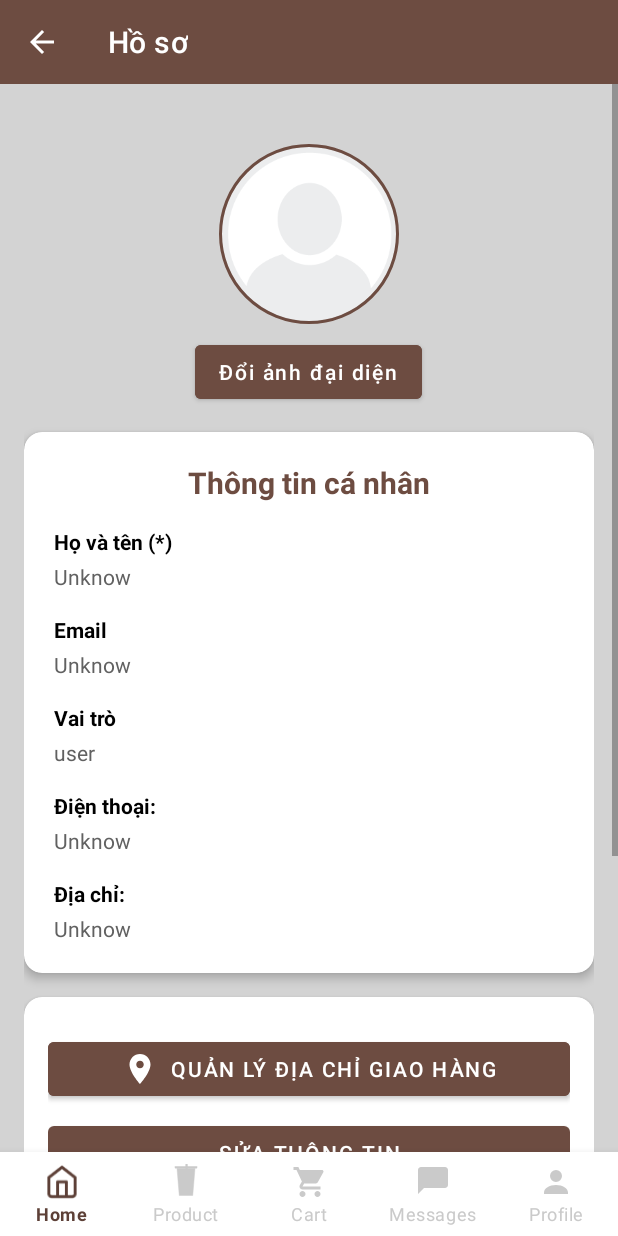
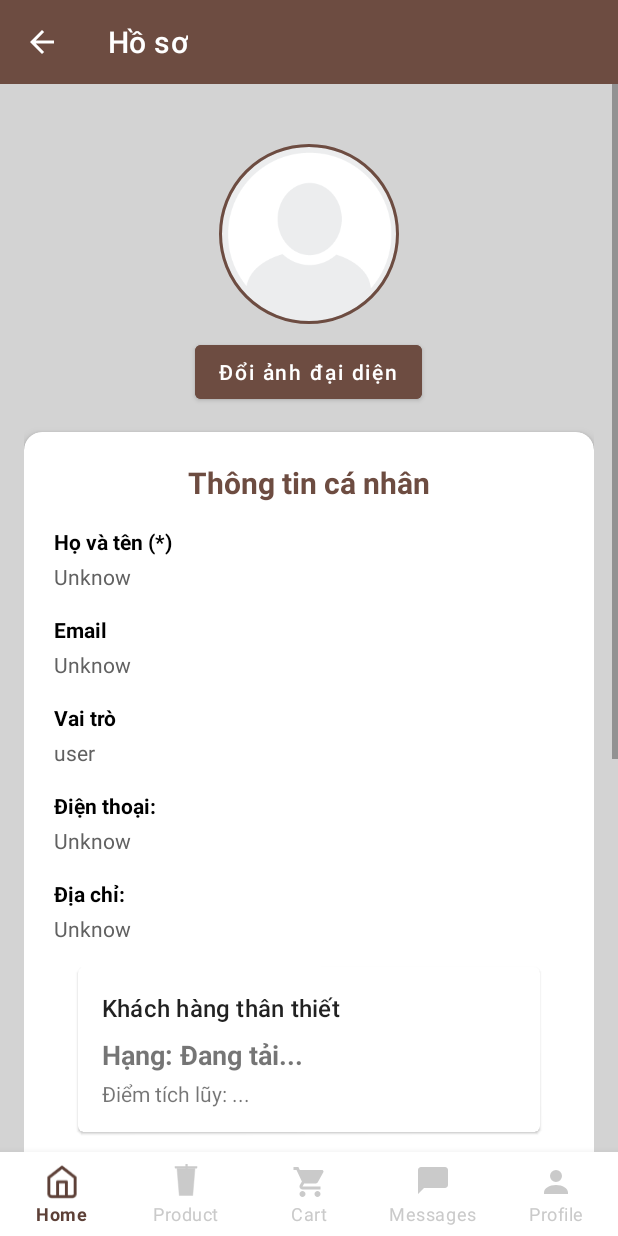
Before and after one commit to TurtleBP/Android, an Android app: the fragment ProfileFragment placed in its activity, on a phone screen of 412 x 824 dp. Run offline under Robolectric (Android 15) with nearby library versions, the phone set to English and light mode, and no system bars; our stand-ins replace CircleImageView, Firebase (no records; nobody signed in at launch, a user with empty details on screens opened directly); pictures from the network do not load.

Commit message:
add loyalty tier

```diff
--- a/app/src/main/java/com/pro/milkteaapp/fragment/ProfileFragment.java
+++ b/app/src/main/java/com/pro/milkteaapp/fragment/ProfileFragment.java
@@ -6,6 +6,7 @@ import android.text.TextUtils;
 import android.view.LayoutInflater;
 import android.view.View;
 import android.view.ViewGroup;
+import android.widget.TextView;
 import android.widget.Toast;
 
 import androidx.annotation.NonNull;
@@ -25,6 +26,7 @@ import com.pro.milkteaapp.activity.LoginActivity;
 import com.pro.milkteaapp.activity.OrderHistoryActivity;
 import com.pro.milkteaapp.activity.admin.AdminMainActivity;
 import com.pro.milkteaapp.databinding.ActivityProfileBinding;
+import com.pro.milkteaapp.models.User;
 import com.pro.milkteaapp.utils.ImageLoader;
 
 public class ProfileFragment extends Fragment {
@@ -34,6 +36,9 @@ public class ProfileFragment extends Fragment {
     private FirebaseFirestore db;
     private SessionManager session;
     private ListenerRegistration profileListener;
+
+    private TextView textViewLoyaltyTier;
+    private TextView textViewLoyaltyPoints;
 
     @Nullable
     @Override
@@ -90,6 +95,8 @@ public class ProfileFragment extends Fragment {
 
         startProfileRealtime();
 
+        loadUserProfile();
+
         return binding.getRoot();
     }
 
@@ -113,6 +120,8 @@ public class ProfileFragment extends Fragment {
                     bindProfile(snap);
                 });
     }
+
+
 
     private void stopProfileRealtime() {
         if (profileListener != null) {
@@ -168,6 +177,32 @@ public class ProfileFragment extends Fragment {
         return uid;
     }
 
+    private void loadUserProfile() {
+        db.collection("users").document(auth.getUid()).get()
+                .addOnSuccessListener(documentSnapshot -> {
+                    if (documentSnapshot.exists()) {
+                        User currentUser = documentSnapshot.toObject(User.class);
+
+                        if (currentUser != null) {
+                            String tier = currentUser.getLoyaltyTier();
+                            long points = currentUser.getLoyaltyPoints();
+
+                            if (tier == null || tier.isEmpty()) {
+                                tier = "Bronze"; // Mặc định nếu dữ liệu cũ chưa có
+                            }
+
+                            if (textViewLoyaltyTier != null) {
+                                textViewLoyaltyTier.setText("Hạng: " + tier);
+                            }
+                            if (textViewLoyaltyPoints != null) {
+                                textViewLoyaltyPoints.setText("Điểm tích lũy: " + points);
+                            }
+                        }
+                    }
+                });
+    }
+
+
     private void showLoading(boolean show) {
         if (binding == null) return;
         binding.progressBar.setVisibility(show ? View.VISIBLE : View.GONE);
@@ -182,6 +217,8 @@ public class ProfileFragment extends Fragment {
         getActivity().finish();
     }
 
+
+
     @Override
     public void onDestroyView() {
         stopProfileRealtime();
--- a/app/src/main/res/layout/activity_profile.xml
+++ b/app/src/main/res/layout/activity_profile.xml
@@ -172,6 +172,42 @@
                         android:textColor="@color/gray_700"
                         android:text="@string/unknown"/>
 
+                    <!-- add -->
+                    <com.google.android.material.card.MaterialCardView
+                        android:layout_width="match_parent"
+                        android:layout_height="wrap_content"
+                        android:layout_margin="16dp">
+
+                        <LinearLayout
+                            android:layout_width="match_parent"
+                            android:layout_height="wrap_content"
+                            android:orientation="vertical"
+                            android:padding="16dp">
+
+                            <TextView
+                                android:layout_width="wrap_content"
+                                android:layout_height="wrap_content"
+                                android:text="Khách hàng thân thiết"
+                                android:textAppearance="@style/TextAppearance.Material3.TitleMedium" />
+
+                            <TextView
+                                android:id="@+id/textView_loyalty_tier"
+                                android:layout_width="wrap_content"
+                                android:layout_height="wrap_content"
+                                android:layout_marginTop="8dp"
+                                android:text="Hạng: Đang tải..."
+                                android:textSize="18sp"
+                                android:textStyle="bold" />
+
+                            <TextView
+                                android:id="@+id/textView_loyalty_points"
+                                android:layout_width="wrap_content"
+                                android:layout_height="wrap_content"
+                                android:layout_marginTop="4dp"
+                                android:text="Điểm tích lũy: ..." />
+                        </LinearLayout>
+                    </com.google.android.material.card.MaterialCardView>
+
                 </LinearLayout>
             </com.google.android.material.card.MaterialCardView>
 
```
Also changed, not shown: app/src/main/java/com/pro/milkteaapp/activity/CheckoutActivity.java (+49 -0 lines), app/src/main/java/com/pro/milkteaapp/models/User.java (+18 -0 lines), 1 other file.
